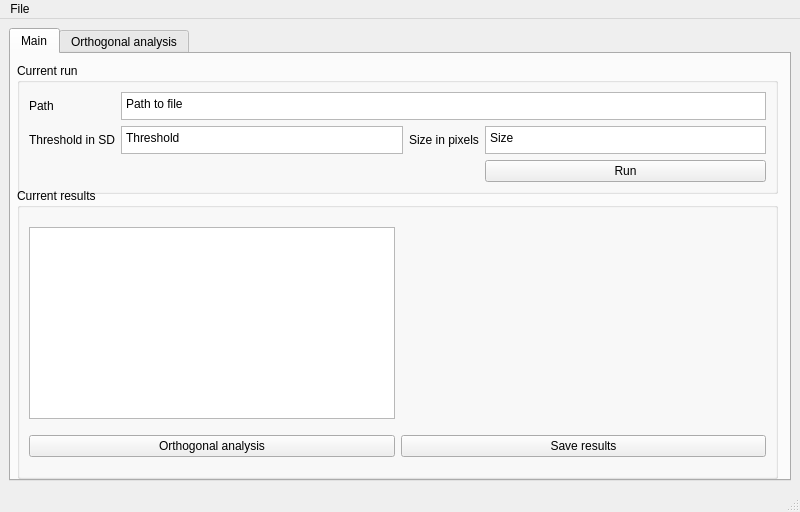
Old version of the form form.ui in the repository zengjiexia/ACT.
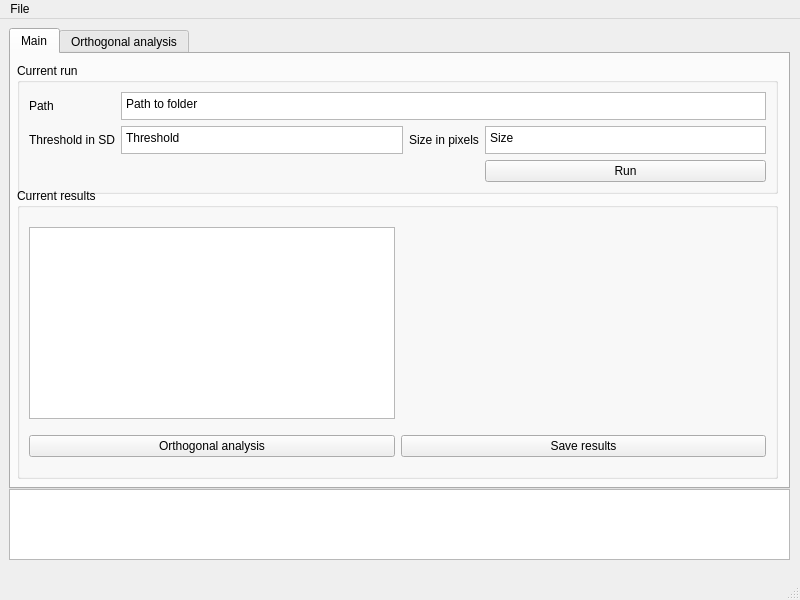
New version of the form. Custom widgets are drawn as their Qt base class.

The edit to the form file:
```diff
--- a/form.ui
+++ b/form.ui
@@ -10,7 +10,7 @@
     <x>0</x>
     <y>0</y>
     <width>800</width>
-    <height>512</height>
+    <height>600</height>
    </rect>
   </property>
   <property name="sizePolicy">
@@ -22,22 +22,28 @@
   <property name="minimumSize">
    <size>
     <width>800</width>
-    <height>512</height>
+    <height>600</height>
    </size>
   </property>
   <property name="maximumSize">
    <size>
     <width>800</width>
-    <height>512</height>
+    <height>600</height>
    </size>
   </property>
   <property name="windowTitle">
    <string>SimPullAnalysis_UI</string>
   </property>
   <widget class="QWidget" name="mainWidget">
-   <layout class="QGridLayout" name="gridLayout">
-    <item row="0" column="1">
      <widget class="QTabWidget" name="tabWidget">
+    <property name="geometry">
+     <rect>
+      <x>9</x>
+      <y>9</y>
+      <width>781</width>
+      <height>461</height>
+     </rect>
+    </property>
       <property name="sizePolicy">
        <sizepolicy hsizetype="Preferred" vsizetype="Preferred">
         <horstretch>0</horstretch>
@@ -79,7 +85,7 @@
          <item row="0" column="3" colspan="3">
           <widget class="QPlainTextEdit" name="main_pathEntry">
            <property name="plainText">
-            <string>Path to file</string>
+          <string>Path to folder</string>
            </property>
           </widget>
          </item>
@@ -252,8 +258,34 @@
        </widget>
       </widget>
      </widget>
-    </item>
-   </layout>
+   <widget class="LogTextEdit" name="main_logBar">
+    <property name="geometry">
+     <rect>
+      <x>9</x>
+      <y>470</y>
+      <width>781</width>
+      <height>71</height>
+     </rect>
+    </property>
+    <property name="focusPolicy">
+     <enum>Qt::WheelFocus</enum>
+    </property>
+    <property name="sizeAdjustPolicy">
+     <enum>QAbstractScrollArea::AdjustIgnored</enum>
+    </property>
+    <property name="tabChangesFocus">
+     <bool>false</bool>
+    </property>
+    <property name="undoRedoEnabled">
+     <bool>false</bool>
+    </property>
+    <property name="readOnly">
+     <bool>true</bool>
+    </property>
+    <property name="centerOnScroll">
+     <bool>false</bool>
+    </property>
+   </widget>
   </widget>
   <widget class="QMenuBar" name="menubar">
    <property name="geometry">
@@ -286,6 +318,11 @@
    <header location="global">pyqtgraph</header>
    <container>1</container>
   </customwidget>
+  <customwidget>
+   <class>LogTextEdit</class>
+   <extends>QPlainTextEdit</extends>
+   <header location="global">customwidgets.py</header>
+  </customwidget>
  </customwidgets>
  <resources/>
  <connections/>
```
Left out of the diff: 12 changed lines with no effect on the pictures. Lines whose indentation alone changed are shown as unchanged.
